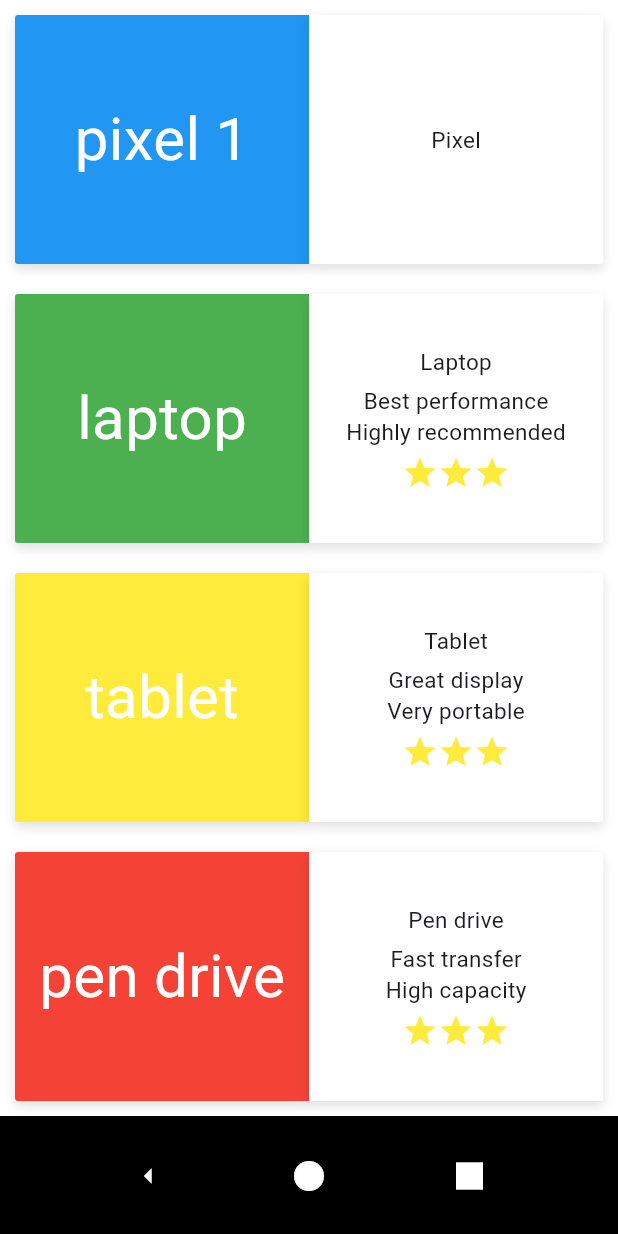
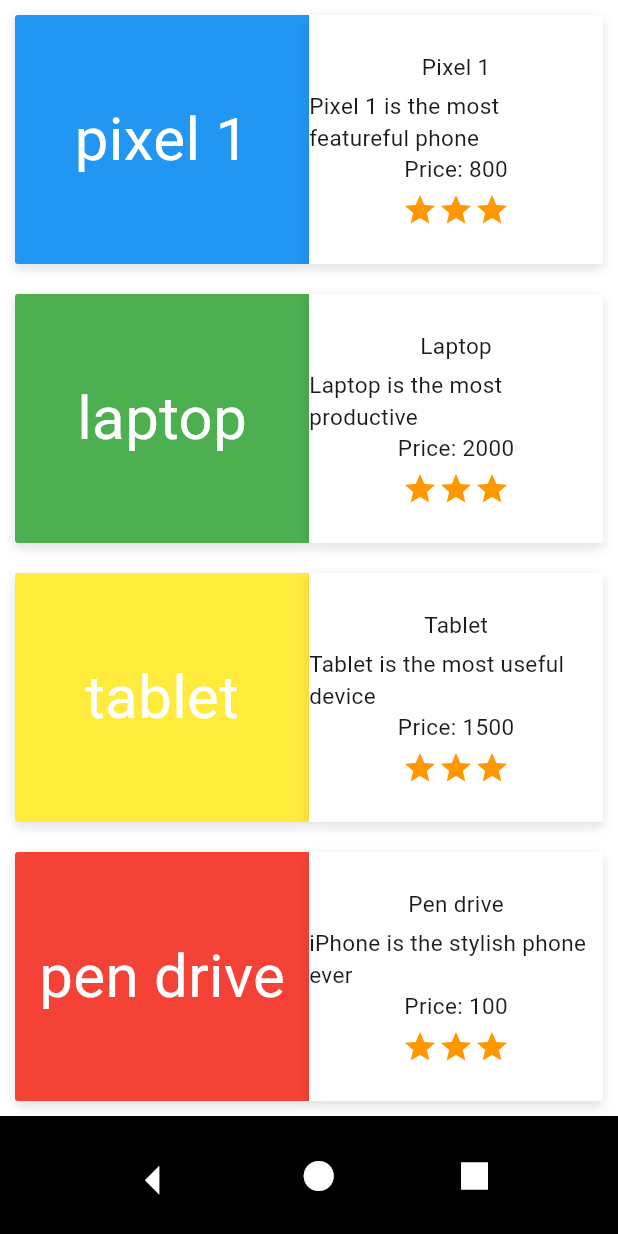
Before and after one commit to agigibairene/NavRouting-Flutter, a Flutter app: the screen it shows after launch, on a phone screen of 412 x 824 dp. Run offline on Flutter 3.47's test engine with Material 3 defaults, Android fonts, the phone set to English and light mode, and no system bars.

Commit message:
Navigating routing

```diff
--- a/navigation_routing/lib/main.dart
+++ b/navigation_routing/lib/main.dart
@@ -50,8 +50,9 @@ class HomePage extends StatelessWidget {
               IconButton(
                 icon: const Icon(Icons.arrow_left),
                 color: Colors.white,
+                iconSize: 45.0,
                 onPressed: () {
-                  // Action for the left arrow button
+                  print("Hello");
                 },
               ),
               IconButton(
@@ -59,13 +60,14 @@ class HomePage extends StatelessWidget {
                 color: Colors.white,
                 onPressed: () {
                   // Action for the circle button
+                  print("Circle icon");
                 },
               ),
               IconButton(
                 icon: const Icon(Icons.square),
                 color: Colors.white,
                 onPressed: () {
-                  // Action for the square button
+                  print("Square");
                 },
               ),
             ],
@@ -135,14 +137,32 @@ class HomePage extends StatelessWidget {
                       ],
                     ),
                     child: const Center(
-                      child: Text("Pixel",
-                          style: TextStyle(fontSize: size01)),
+                      child: Column(
+                        mainAxisAlignment: MainAxisAlignment.center,
+                        children: [
+                          Text("Pixel 1", style: TextStyle(fontSize: size01)),
+                          SizedBox(height: 5),
+                          Text("Pixel 1 is the most featureful phone",
+                              style: TextStyle(fontSize: size01), textAlign: TextAlign.left),
+                          Text("Price: 800",
+                              style: TextStyle(fontSize: size01)),
+                          SizedBox(height: 5),
+                          Row(
+                            mainAxisAlignment: MainAxisAlignment.center,
+                            children: [
+                              Icon(Icons.star, color: Colors.orange),
+                              Icon(Icons.star, color: Colors.orange),
+                              Icon(Icons.star, color: Colors.orange),
+                            ],
+                          ),
+                        ],
+                      ),
                     ),
                   ),
                 ),
               ],
             ),
-          ), //Row 1/2
+          ),
 
           Expanded(
             child: Row(
@@ -201,17 +221,17 @@ class HomePage extends StatelessWidget {
                         children: [
                           Text("Laptop", style: TextStyle(fontSize: size01)),
                           SizedBox(height: 5),
-                          Text("Best performance",
-                              style: TextStyle(fontSize: size01)),
-                          Text("Highly recommended",
+                          Text("Laptop is the most productive",
+                              style: TextStyle(fontSize: 15.00), textAlign: TextAlign.left),
+                          Text("Price: 2000",
                               style: TextStyle(fontSize: size01)),
                           SizedBox(height: 5),
                           Row(
                             mainAxisAlignment: MainAxisAlignment.center,
                             children: [
-                              Icon(Icons.star, color: Colors.yellow),
-                              Icon(Icons.star, color: Colors.yellow),
-                              Icon(Icons.star, color: Colors.yellow),
+                              Icon(Icons.star, color: Colors.orange),
+                              Icon(Icons.star, color: Colors.orange),
+                              Icon(Icons.star, color: Colors.orange),
                             ],
                           ),
                         ],
@@ -221,7 +241,7 @@ class HomePage extends StatelessWidget {
                 ),
               ],
             ),
-          ), //Row 2/2
+          ),
 
           Expanded(
             child: Row(
@@ -280,17 +300,17 @@ class HomePage extends StatelessWidget {
                         children: [
                           Text("Tablet", style: TextStyle(fontSize: size01)),
                           SizedBox(height: 5),
-                          Text("Great display",
-                              style: TextStyle(fontSize: size01)),
-                          Text("Very portable",
+                          Text("Tablet is the most useful device",
+                              style: TextStyle(fontSize: size01), textAlign: TextAlign.left),
+                          Text("Price: 1500",
                               style: TextStyle(fontSize: size01)),
                           SizedBox(height: 5),
                           Row(
                             mainAxisAlignment: MainAxisAlignment.center,
                             children: [
-                              Icon(Icons.star, color: Colors.yellow),
-                              Icon(Icons.star, color: Colors.yellow),
-                              Icon(Icons.star, color: Colors.yellow),
+                              Icon(Icons.star, color: Colors.orange),
+                              Icon(Icons.star, color: Colors.orange),
+                              Icon(Icons.star, color: Colors.orange),
                             ],
                           ),
                         ],
@@ -300,7 +320,7 @@ class HomePage extends StatelessWidget {
                 ),
               ],
             ),
-          ), //Row 3/3
+          ),
 
           Expanded(
             child: Row(
@@ -359,17 +379,17 @@ class HomePage extends StatelessWidget {
                         children: [
                           Text("Pen drive", style: TextStyle(fontSize: size01)),
                           SizedBox(height: 5),
-                          Text("Fast transfer",
-                              style: TextStyle(fontSize: size01)),
-                          Text("High capacity",
+                          Text("iPhone is the stylish phone ever",
+                              style: TextStyle(fontSize: size01), textAlign: TextAlign.left),
+                          Text("Price: 100",
                               style: TextStyle(fontSize: size01)),
                           SizedBox(height: 5),
                           Row(
                             mainAxisAlignment: MainAxisAlignment.center,
                             children: [
-                              Icon(Icons.star, color: Colors.yellow),
-                              Icon(Icons.star, color: Colors.yellow),
-                              Icon(Icons.star, color: Colors.yellow),
+                              Icon(Icons.star, color: Colors.orange),
+                              Icon(Icons.star, color: Colors.orange),
+                              Icon(Icons.star, color: Colors.orange),
                             ],
                           ),
                         ],
@@ -379,7 +399,7 @@ class HomePage extends StatelessWidget {
                 ),
               ],
             ),
-          ), //Row 4/4
+          ),
         ],
       ),
     );
@@ -400,6 +420,37 @@ class DetailPage extends StatelessWidget {
       body: Center(
         child: Text('Welcome to the $title page!'),
       ),
+      bottomNavigationBar: BottomAppBar(
+        color: Colors.black,
+        shape: const CircularNotchedRectangle(),
+        notchMargin: 6.0,
+        child: Row(
+          mainAxisAlignment: MainAxisAlignment.spaceEvenly,
+          children: <Widget>[
+            IconButton(
+              icon: const Icon(Icons.arrow_left),
+              color: Colors.white,
+              onPressed: () {
+                print("Left arrow");
+              },
+            ),
+            IconButton(
+              icon: const Icon(Icons.circle),
+              color: Colors.white,
+              onPressed: () {
+                print("circle");
+              },
+            ),
+            IconButton(
+              icon: const Icon(Icons.square),
+              color: Colors.white,
+              onPressed: () {
+                print("Square");
+              },
+            ),
+          ],
+        ),
+      ),
     );
   }
 }
```
